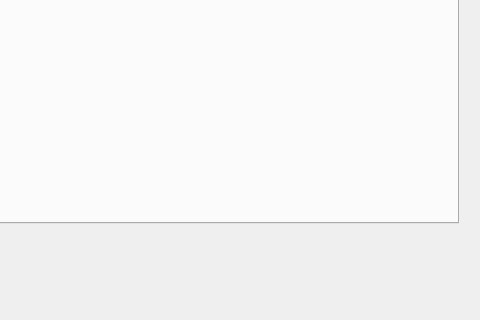
Before: the Qt Designer form core/theme/ui/main.ui in siavashvampire/python_trader, drawn with Qt 5; both pictures show x 621 to 1101 and y 386 to 706 of the 1101 by 706 pixel window.
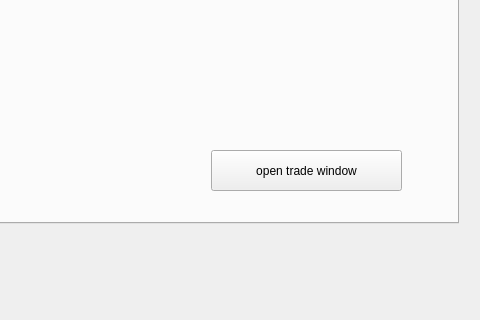
After: the same form once the commit is applied.

Commit message: add open_trade_window_pb to main ui

```diff
--- a/core/theme/ui/main.ui
+++ b/core/theme/ui/main.ui
@@ -75,6 +75,19 @@
        <set>Qt::AlignCenter</set>
       </property>
      </widget>
+     <widget class="QPushButton" name="open_trade_window_pb">
+      <property name="geometry">
+       <rect>
+        <x>820</x>
+        <y>480</y>
+        <width>191</width>
+        <height>41</height>
+       </rect>
+      </property>
+      <property name="text">
+       <string>open trade window</string>
+      </property>
+     </widget>
     </widget>
     <widget class="QWidget" name="trade_status">
      <attribute name="title">
```
